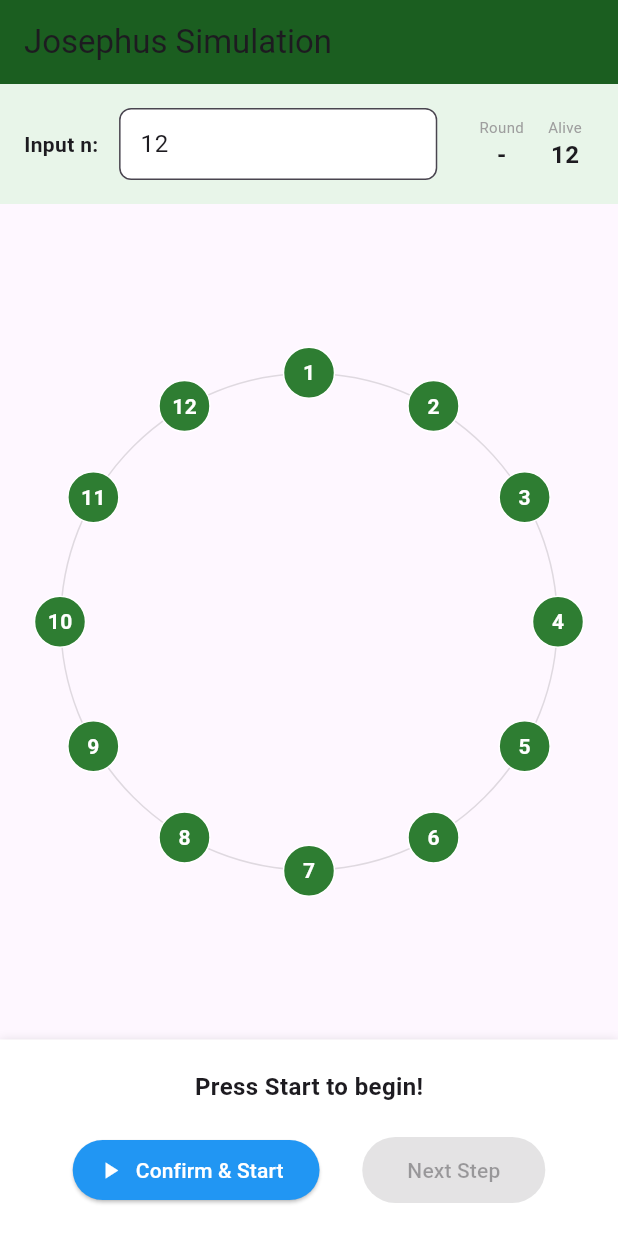
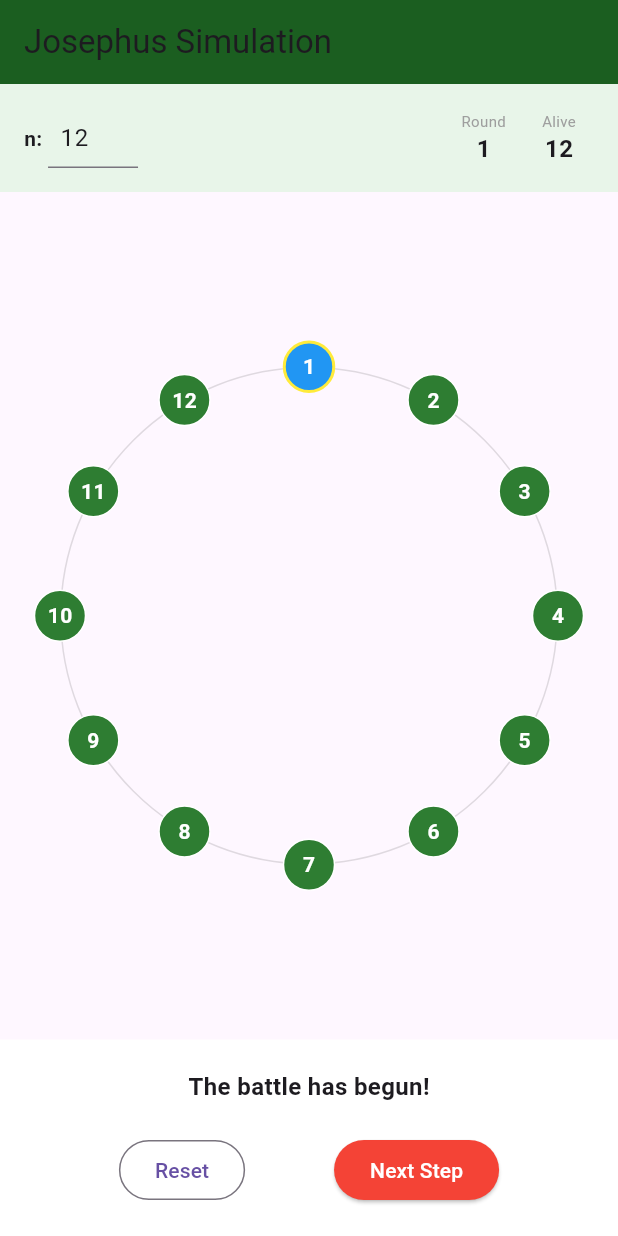
Before and after one commit to mn-48/flutter_projects, a Flutter app: the screen it shows after launch, after a tap on "Confirm & Start", after a tap on "Reset", on a phone screen of 412 x 824 dp. Run offline on Flutter 3.47's test engine with Material 3 defaults, Android fonts, the phone set to English and light mode, and no system bars.

Commit message:
Josephus problem

```diff
--- a/josephus_problem/lib/main.dart
+++ b/josephus_problem/lib/main.dart
@@ -34,7 +34,6 @@ class _JosephusSimulationState extends State<JosephusSimulation> {
     _initializeGame();
   }
 
-  // Resets everything to the initial state
   void _initializeGame() {
     soldiers = List.generate(n, (i) => i + 1);
     eliminated = [];
@@ -44,21 +43,16 @@ class _JosephusSimulationState extends State<JosephusSimulation> {
     lastAction = "Press Start to begin!";
   }
 
-  // This function is triggered by the START button
   void _confirmAndStart() {
     int? newN = int.tryParse(_inputController.text);
     if (newN != null && newN > 1 && newN <= 500) {
       setState(() {
         n = newN;
-        _initializeGame(); // Rebuild circle with new N
+        _initializeGame();
         _isStarted = true;
         lastAction = "The battle has begun!";
       });
-      FocusScope.of(context).unfocus(); // Close the keyboard
-    } else {
-      ScaffoldMessenger.of(context).showSnackBar(
-        const SnackBar(content: Text("Enter a valid number (2-500)")),
-      );
+      FocusScope.of(context).unfocus();
     }
   }
 
@@ -69,23 +63,33 @@ class _JosephusSimulationState extends State<JosephusSimulation> {
         int killIndex = (currentIndex + 1) % soldiers.length;
         int victim = soldiers[killIndex];
 
-        if (victim < killer) roundCount++;
+        // FIXED ROUND LOGIC:
+        // If the index of the victim is 0, it means the 'sword'
+        // just crossed the starting point of the current list.
+        if (killIndex == 0) {
+          roundCount++;
+        }
 
         lastAction = "Soldier $killer killed $victim";
         eliminated.add(victim);
         soldiers.removeAt(killIndex);
+
+        // After removal, if the killer was the last person in the list,
+        // the next killer will be at index 0 (the start of the list).
         currentIndex = killIndex % soldiers.length;
+      });
+    }
 
     if (soldiers.length == 1) {
+      setState(() {
         lastAction = "SURVIVOR: #${soldiers[0]}!";
-        }
       });
     }
   }
 
   @override
   Widget build(BuildContext context) {
-    // Nodes get smaller as N gets larger
+    // Dynamic node size
     final double nodeSize = n > 100 ? 12.0 : (n > 50 ? 20.0 : 35.0);
 
     return Scaffold(
@@ -95,9 +99,7 @@ class _JosephusSimulationState extends State<JosephusSimulation> {
       ),
       body: Column(
         children: [
-          // Input & Stats Header
           _buildTopPanel(),
-
           Expanded(
             child: LayoutBuilder(
               builder: (context, constraints) {
@@ -112,7 +114,6 @@ class _JosephusSimulationState extends State<JosephusSimulation> {
 
                 return Stack(
                   children: [
-                    // The Circular Path
                     Center(
                       child: Container(
                         width: radius * 2,
@@ -123,8 +124,6 @@ class _JosephusSimulationState extends State<JosephusSimulation> {
                         ),
                       ),
                     ),
-
-                    // Winner Display
                     if (soldiers.length == 1)
                       Center(
                         child: Column(
@@ -146,8 +145,6 @@ class _JosephusSimulationState extends State<JosephusSimulation> {
                           ],
                         ),
                       ),
-
-                    // Soldier Nodes
                     ...List.generate(n, (index) {
                       int num = index + 1;
                       bool isDead = eliminated.contains(num);
@@ -190,35 +187,23 @@ class _JosephusSimulationState extends State<JosephusSimulation> {
     return Container(
       padding: const EdgeInsets.all(16),
       color: Colors.green[50],
-      child: Column(
+      child: Row(
         children: [
-          Row(
-            children: [
-              const Text(
-                "Input n: ",
-                style: TextStyle(fontWeight: FontWeight.bold),
-              ),
-              const SizedBox(width: 10),
-              Expanded(
+          const Text("n: ", style: TextStyle(fontWeight: FontWeight.bold)),
+          SizedBox(
+            width: 60,
             child: TextField(
               controller: _inputController,
               keyboardType: TextInputType.number,
-                  decoration: InputDecoration(
-                    hintText: "e.g. 41",
-                    filled: true,
-                    fillColor: Colors.white,
-                    contentPadding: const EdgeInsets.symmetric(horizontal: 10),
-                    border: OutlineInputBorder(
-                      borderRadius: BorderRadius.circular(8),
+              decoration: const InputDecoration(
+                isDense: true,
+                contentPadding: EdgeInsets.all(8),
               ),
             ),
           ),
-              ),
-              const SizedBox(width: 20),
+          const Spacer(),
           _StatTile("Round", _isStarted ? "$roundCount" : "-"),
           _StatTile("Alive", "${soldiers.length}"),
-            ],
-          ),
         ],
       ),
     );
@@ -226,7 +211,7 @@ class _JosephusSimulationState extends State<JosephusSimulation> {
 
   Widget _StatTile(String label, String value) {
     return Padding(
-      padding: const EdgeInsets.symmetric(horizontal: 8.0),
+      padding: const EdgeInsets.symmetric(horizontal: 12.0),
       child: Column(
         children: [
           Text(label, style: const TextStyle(fontSize: 10, color: Colors.grey)),
@@ -242,10 +227,7 @@ class _JosephusSimulationState extends State<JosephusSimulation> {
   Widget _buildControls() {
     return Container(
       padding: const EdgeInsets.all(20),
-      decoration: const BoxDecoration(
       color: Colors.white,
-        boxShadow: [BoxShadow(blurRadius: 5, color: Colors.black12)],
-      ),
       child: Column(
         children: [
           Text(
@@ -256,30 +238,18 @@ class _JosephusSimulationState extends State<JosephusSimulation> {
           Row(
             mainAxisAlignment: MainAxisAlignment.spaceEvenly,
             children: [
-              // Combined Confirm/Start/Reset button
               if (!_isStarted || soldiers.length == 1)
-                ElevatedButton.icon(
+                ElevatedButton(
                   onPressed: _confirmAndStart,
-                  icon: Icon(
-                    soldiers.length == 1 ? Icons.refresh : Icons.play_arrow,
-                  ),
-                  label: Text(
-                    soldiers.length == 1
-                        ? "Reset & Restart"
-                        : "Confirm & Start",
-                  ),
-                  style: ElevatedButton.styleFrom(
-                    backgroundColor: Colors.blue,
-                    foregroundColor: Colors.white,
+                  child: Text(
+                    soldiers.length == 1 ? "Reset" : "Confirm & Start",
                   ),
                 )
               else
                 OutlinedButton(
-                  onPressed: () => setState(() => _initializeGame()),
+                  onPressed: _initializeGame,
                   child: const Text("Reset"),
                 ),
-
-              // Execution Button
               ElevatedButton(
                 onPressed: (_isStarted && soldiers.length > 1)
                     ? _nextStep
@@ -287,10 +257,6 @@ class _JosephusSimulationState extends State<JosephusSimulation> {
                 style: ElevatedButton.styleFrom(
                   backgroundColor: Colors.red,
                   foregroundColor: Colors.white,
-                  padding: const EdgeInsets.symmetric(
-                    horizontal: 30,
-                    vertical: 12,
-                  ),
                 ),
                 child: const Text("Next Step"),
               ),
@@ -308,7 +274,6 @@ class _SoldierNode extends StatelessWidget {
   final bool isCurrent;
   final double size;
   final bool showText;
-
   const _SoldierNode({
     required this.number,
     required this.isDead,
```
Lines whose indentation alone changed are shown as unchanged.
